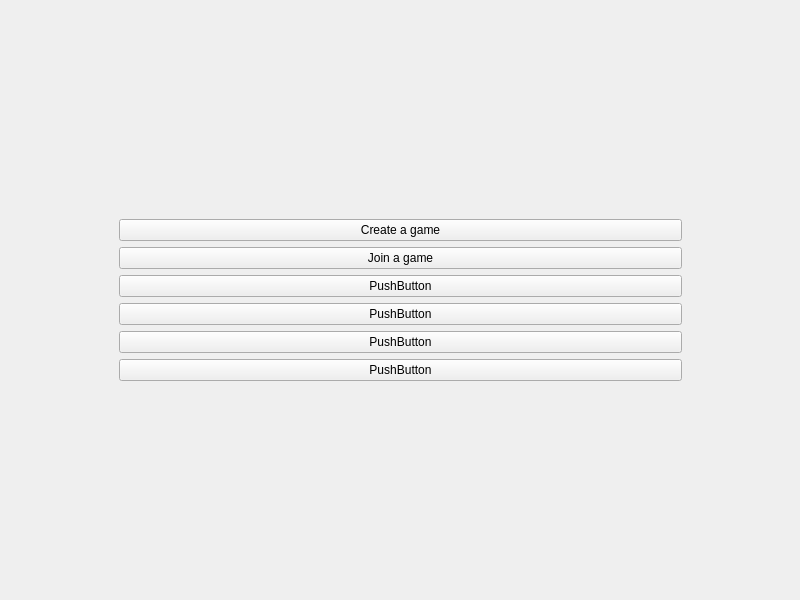
Above: src/client/graphics/GUI/mainwindow.ui from ulb-info2-group5/Royal-Blocks before the change. Below: the same form after it.
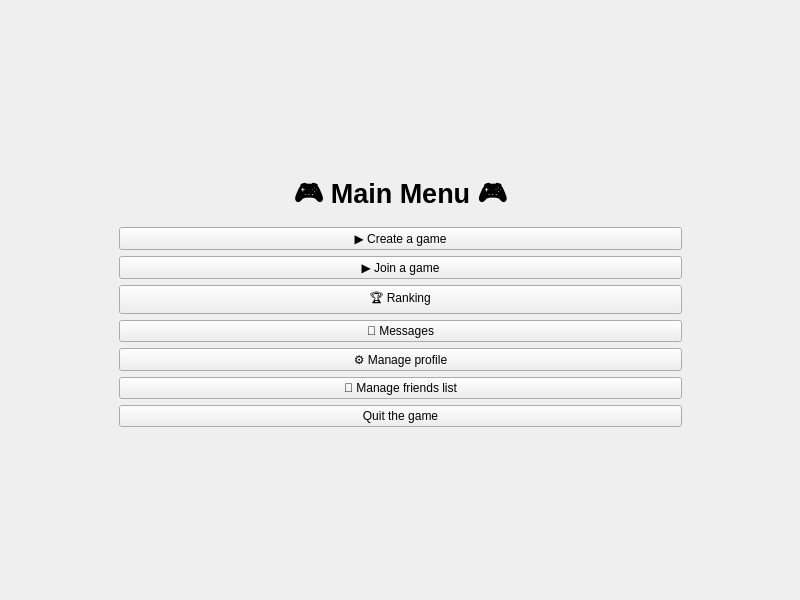
That is the form after the change. The open tabs and pages were chosen to show the change.

Commit message: correct valid input for login in GUI

```diff
--- a/src/client/graphics/GUI/mainwindow.ui
+++ b/src/client/graphics/GUI/mainwindow.ui
@@ -255,45 +255,59 @@
             </property>
            </spacer>
           </item>
+          <item>
+           <widget class="QLabel" name="label_6">
+            <property name="text">
+             <string>&lt;html&gt;&lt;head/&gt;&lt;body&gt;&lt;p align=&quot;center&quot;&gt;&lt;span style=&quot; font-size:20pt; font-weight:700;&quot;&gt;🎮 Main Menu 🎮&lt;/span&gt;&lt;/p&gt;&lt;/body&gt;&lt;/html&gt;</string>
+            </property>
+           </widget>
+          </item>
           <item>
            <widget class="QPushButton" name="pushButton">
             <property name="text">
-             <string>Create a game</string>
+             <string>▶ Create a game</string>
             </property>
            </widget>
           </item>
           <item>
            <widget class="QPushButton" name="pushButton_2">
             <property name="text">
-             <string>Join a game</string>
+             <string>▶ Join a game</string>
             </property>
            </widget>
           </item>
           <item>
            <widget class="QPushButton" name="pushButton_3">
             <property name="text">
-             <string>PushButton</string>
+             <string>🏆 Ranking</string>
             </property>
            </widget>
           </item>
           <item>
            <widget class="QPushButton" name="pushButton_4">
             <property name="text">
-             <string>PushButton</string>
+             <string>💬 Messages</string>
             </property>
            </widget>
           </item>
           <item>
            <widget class="QPushButton" name="pushButton_6">
             <property name="text">
-             <string>PushButton</string>
+             <string>⚙ Manage profile</string>
             </property>
            </widget>
           </item>
           <item>
            <widget class="QPushButton" name="pushButton_5">
             <property name="text">
-             <string>PushButton</string>
+             <string>👥 Manage friends list</string>
+            </property>
+           </widget>
+          </item>
+          <item>
+           <widget class="QPushButton" name="pushButton_7">
+            <property name="text">
+             <string>Quit the game</string>
             </property>
            </widget>
           </item>
```
Left out of the diff: 2 changed lines with no effect on the pictures. The commit also changes 1 other file.
